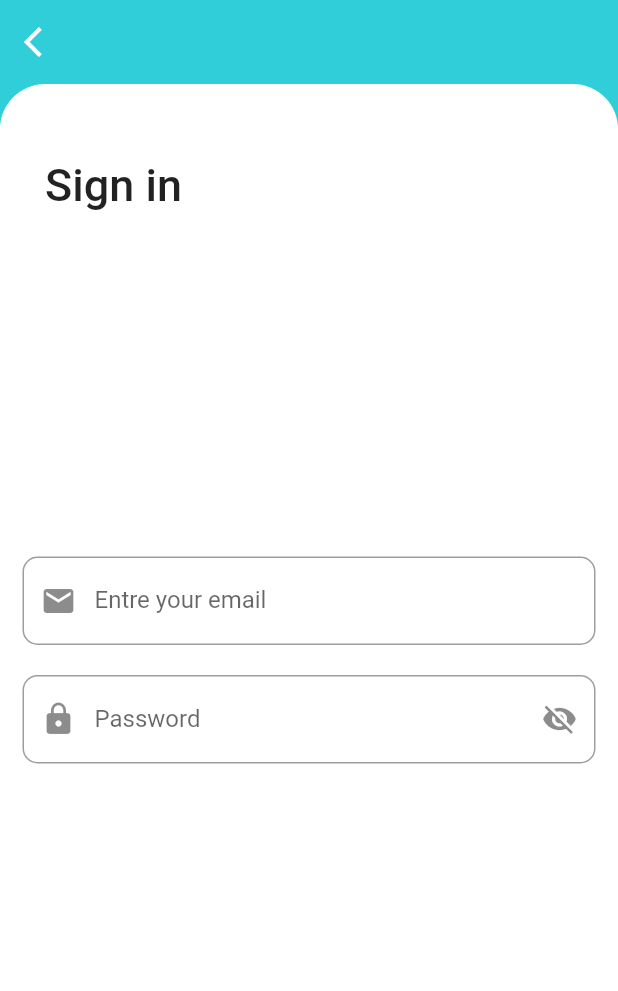
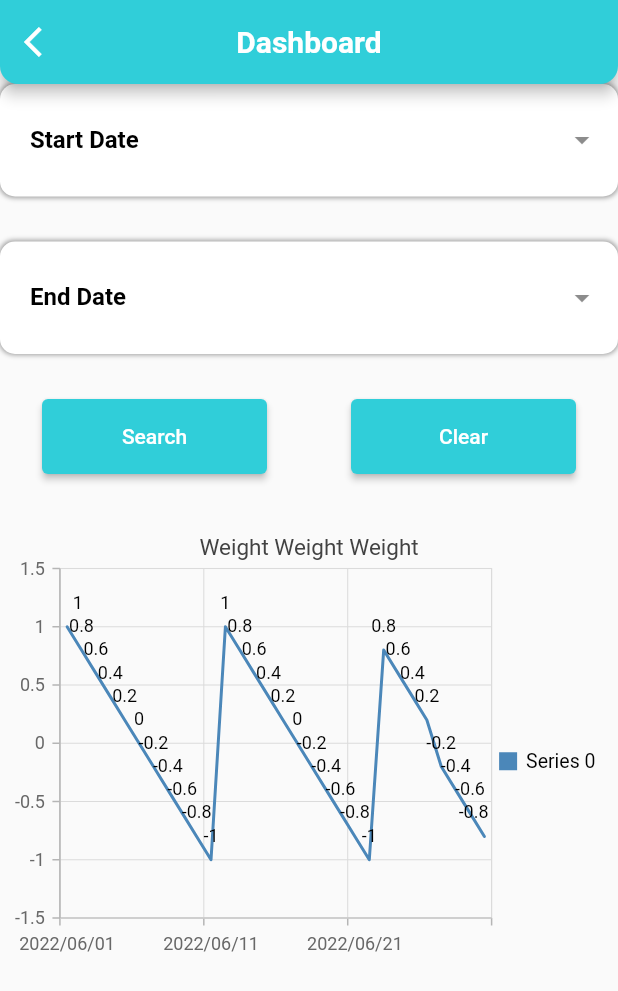
Before and after one commit to muhammadzubair7068888/connect_flutter, a Flutter app: the screen it shows after launch, on a phone screen of 412 x 824 dp. Shown: the top 991 px of the screen. Run offline on Flutter 3.47's test engine with Material 2 defaults, Android fonts, the phone set to English and light mode, and no system bars; drawn by our look-alikes of date_field; our stand-ins replace hexcolor, syncfusion_flutter_charts.

Commit message:
commit by hamza

```diff
--- a/lib/main.dart
+++ b/lib/main.dart
@@ -1,7 +1,7 @@
-import 'package:connect/screens/signIn_screen.dart';
-import 'package:connect/screens/welcome_screen.dart';
 import 'package:flutter/material.dart';
 import 'package:hexcolor/hexcolor.dart';
+
+import 'screens/dashboard_screen.dart';
 
 void main() {
   runApp(const MyApp());
@@ -16,11 +16,11 @@ class MyApp extends StatelessWidget {
     return MaterialApp(
       debugShowCheckedModeBanner: false,
       theme: ThemeData(
-        //   errorColor: Colors.red,
+        errorColor: Colors.redAccent,
         colorScheme:
             ThemeData().colorScheme.copyWith(primary: HexColor("#30CED9")),
       ),
-      home: SignInScreen(),
+      home: const DashboardScreen(),
     );
   }
 }
--- /dev/null
+++ b/lib/screens/dashboard_screen.dart
@@ -0,0 +1,195 @@
+import 'package:date_field/date_field.dart';
+import 'package:flutter/material.dart';
+import 'package:hexcolor/hexcolor.dart';
+import 'package:intl/intl.dart';
+import 'package:syncfusion_flutter_charts/charts.dart';
+
+class DashboardScreen extends StatefulWidget {
+  const DashboardScreen({Key? key}) : super(key: key);
+
+  @override
+  State<DashboardScreen> createState() => _DashboardScreenState();
+}
+
+class _DashboardScreenState extends State<DashboardScreen> {
+  List<_SalesData> data = [
+    _SalesData("2022/06/01", 1.0),
+    _SalesData("2022/06/02", 0.8),
+    _SalesData("2022/06/03", 0.6),
+    _SalesData("2022/06/04", 0.4),
+    _SalesData("2022/06/05", 0.2),
+    _SalesData("2022/06/06", 0),
+    _SalesData("2022/06/07", -0.2),
+    _SalesData("2022/06/08", -0.4),
+    _SalesData("2022/06/09", -0.6),
+    _SalesData("2022/06/10", -0.8),
+    _SalesData("2022/06/11", -1.0),
+    _SalesData("2022/06/12", 1.0),
+    _SalesData("2022/06/13", 0.8),
+    _SalesData("2022/06/14", 0.6),
+    _SalesData("2022/06/15", 0.4),
+    _SalesData("2022/06/16", 0.2),
+    _SalesData("2022/06/17", 0),
+    _SalesData("2022/06/18", -0.2),
+    _SalesData("2022/06/19", -0.4),
+    _SalesData("2022/06/20", -0.6),
+    _SalesData("2022/06/21", -0.8),
+    _SalesData("2022/06/22", -1.0),
+    _SalesData("2022/06/23", 0.8),
+    _SalesData("2022/06/24", 0.6),
+    _SalesData("2022/06/25", 0.4),
+    _SalesData("2022/06/26", 0.2),
+    _SalesData("2022/06/27", -0.2),
+    _SalesData("2022/06/28", -0.4),
+    _SalesData("2022/06/29", -0.6),
+    _SalesData("2022/06/30", -0.8),
+  ];
+
+  @override
+  void initState() {
+    // _chartData = getChartData();
+    super.initState();
+  }
+
+  @override
+  Widget build(BuildContext context) {
+    return SafeArea(
+      child: (Scaffold(
+        appBar: AppBar(
+          shape: const RoundedRectangleBorder(
+            borderRadius: BorderRadius.vertical(
+              bottom: Radius.circular(12),
+            ),
+          ),
+          leading: IconButton(
+            icon: const Icon(Icons.arrow_back_ios),
+            onPressed: () {},
+          ),
+          centerTitle: true,
+          title: const Text(
+            "Dashboard",
+            style: TextStyle(fontWeight: FontWeight.bold),
+          ),
+        ),
+        body: Column(
+          children: [
+            Container(
+              decoration: BoxDecoration(
+                color: Colors.white,
+                borderRadius: BorderRadius.circular(10.0),
+                boxShadow: const [
+                  BoxShadow(
+                      color: Colors.grey, blurRadius: 2.0, spreadRadius: 0.4)
+                ],
+              ),
+              child: DateTimeFormField(
+                decoration: const InputDecoration(
+                  hintStyle: TextStyle(color: Colors.black),
+                  errorStyle: TextStyle(color: Colors.redAccent),
+                  border: InputBorder.none,
+                  suffixIcon: Icon(Icons.arrow_drop_down_sharp),
+                  contentPadding: EdgeInsets.all(20),
+                  labelStyle: TextStyle(
+                      fontWeight: FontWeight.bold, color: Colors.black),
+                  labelText: 'Start Date',
+                ),
+                mode: DateTimeFieldPickerMode.date,
+                autovalidateMode: AutovalidateMode.always,
+                validator: (e) =>
+                    (e?.day ?? 0) == 1 ? 'Please not the first day' : null,
+                onDateSelected: (DateTime value) {
+                  // _date = value;
+                },
+              ),
+            ),
+            const SizedBox(
+              height: 30,
+            ),
+            Container(
+              decoration: BoxDecoration(
+                color: Colors.white,
+                borderRadius: BorderRadius.circular(10.0),
+                boxShadow: const [
+                  BoxShadow(
+                      color: Colors.grey, blurRadius: 2.0, spreadRadius: 0.4)
+                ],
+              ),
+              child: DateTimeFormField(
+                decoration: const InputDecoration(
+                  hintStyle: TextStyle(color: Colors.black),
+                  errorStyle: TextStyle(color: Colors.redAccent),
+                  border: InputBorder.none,
+                  suffixIcon: Icon(Icons.arrow_drop_down_sharp),
+                  contentPadding: EdgeInsets.all(20),
+                  labelStyle: TextStyle(
+                      fontWeight: FontWeight.bold, color: Colors.black),
+                  labelText: 'End Date',
+                ),
+                mode: DateTimeFieldPickerMode.date,
+                autovalidateMode: AutovalidateMode.always,
+                validator: (e) =>
+                    (e?.day ?? 0) == 1 ? 'Please not the first day' : null,
+                onDateSelected: (DateTime value) {
+                  // _date = value;
+                },
+              ),
+            ),
+            const SizedBox(
+              height: 30,
+            ),
+            Row(
+              mainAxisAlignment: MainAxisAlignment.spaceAround,
+              children: [
+                ElevatedButton(
+                  onPressed: () {
+                    // Respond to button press
+                  },
+                  style: ElevatedButton.styleFrom(
+                    maximumSize: const Size(150, 50),
+                    minimumSize: const Size(150, 50),
+                  ),
+                  child: const Text('Search'),
+                ),
+                ElevatedButton(
+                  onPressed: () {
+                    // Respond to button press
+                  },
+                  style: ElevatedButton.styleFrom(
+                    maximumSize: const Size(150, 50),
+                    minimumSize: const Size(150, 50),
+                  ),
+                  child: const Text('Clear'),
+                ),
+              ],
+            ),
+            const SizedBox(
+              height: 30,
+            ),
+            SfCartesianChart(
+              primaryXAxis:
+                  CategoryAxis(edgeLabelPlacement: EdgeLabelPlacement.shift),
+              title: ChartTitle(text: 'Weight Weight Weight'),
+              legend: Legend(isVisible: true),
+              tooltipBehavior: TooltipBehavior(enable: true),
+              series: <CartesianSeries<_SalesData, String>>[
+                LineSeries<_SalesData, String>(
+                  dataSource: data,
+                  xValueMapper: (_SalesData sales, _) => sales.year,
+                  yValueMapper: (_SalesData sales, _) => sales.sales,
+                  dataLabelSettings: const DataLabelSettings(isVisible: true),
+                )
+              ],
+            ),
+          ],
+        ),
+      )),
+    );
+  }
+}
+
+class _SalesData {
+  _SalesData(this.year, this.sales);
+
+  final String year;
+  final double sales;
+}
--- a/lib/screens/signIn_screen.dart
+++ b/lib/screens/signIn_screen.dart
@@ -11,25 +11,26 @@ class SignInScreen extends StatefulWidget {
 class _SignInScreenState extends State<SignInScreen> {
   @override
   Widget build(BuildContext context) {
-    bool _isObscure = false;
+    bool isObscure = false;
     return Scaffold(
       backgroundColor: HexColor("#30CED9"),
       appBar: AppBar(
         elevation: 0.0,
         leading: IconButton(
-            icon: Icon(Icons.arrow_back_ios),
+          icon: const Icon(Icons.arrow_back_ios),
           onPressed: () {},
         ),
       ),
-        body: Stack(children: [
+      body: Stack(
+        children: [
           Container(
-            decoration: BoxDecoration(
+            decoration: const BoxDecoration(
                 color: Colors.white,
                 borderRadius: BorderRadius.only(
                     topLeft: Radius.circular(30.0),
                     topRight: Radius.circular(30))),
           ),
-          Padding(
+          const Padding(
             padding: EdgeInsets.symmetric(vertical: 50.0, horizontal: 30.0),
             child: Text(
               "Sign in",
@@ -41,44 +42,40 @@ class _SignInScreenState extends State<SignInScreen> {
             child: Column(
               mainAxisAlignment: MainAxisAlignment.center,
               children: [
-                Container(
-                  child: TextField(
+                TextField(
                     decoration: InputDecoration(
                   border: OutlineInputBorder(
                       borderRadius: BorderRadius.circular(10)),
                   labelText: 'Entre your email',
-                    prefixIcon: Icon(Icons.mail),
+                  prefixIcon: const Icon(Icons.mail),
                 )),
-                ),
-                SizedBox(
+                const SizedBox(
                   height: 20,
                 ),
-                Container(
-                  child: TextField(
-                      obscureText: !_isObscure,
+                TextField(
+                  obscureText: !isObscure,
                   decoration: InputDecoration(
                     border: OutlineInputBorder(
                         borderRadius: BorderRadius.circular(10)),
                     labelText: 'Password',
-                          prefixIcon: Icon(Icons.lock),
+                    prefixIcon: const Icon(Icons.lock),
                     suffixIcon: IconButton(
                       icon: Icon(
-                              _isObscure
-                                  ? Icons.visibility
-                                  : Icons.visibility_off,
+                        isObscure ? Icons.visibility : Icons.visibility_off,
                       ),
                       onPressed: () {
                         setState(() {
-                                _isObscure = !_isObscure;
+                          isObscure = !isObscure;
                         });
                       },
-                          ))),
-
+                    ),
+                  ),
                 )
-
               ],
             ),
           ),
-        ]));
+        ],
+      ),
+    );
   }
 }
--- a/pubspec.yaml
+++ b/pubspec.yaml
@@ -31,6 +31,9 @@ dependencies:
     sdk: flutter
 
   hexcolor: ^2.0.7
+  date_field: ^3.0.1
+  syncfusion_flutter_charts: ^20.1.59
+  intl: ^0.17.0
 
   # The following adds the Cupertino Icons font to your application.
   # Use with the CupertinoIcons class for iOS style icons.
```
Also changed, not shown: images/animation.png (deleted), pubspec.lock. Lines whose indentation alone changed are shown as unchanged.
